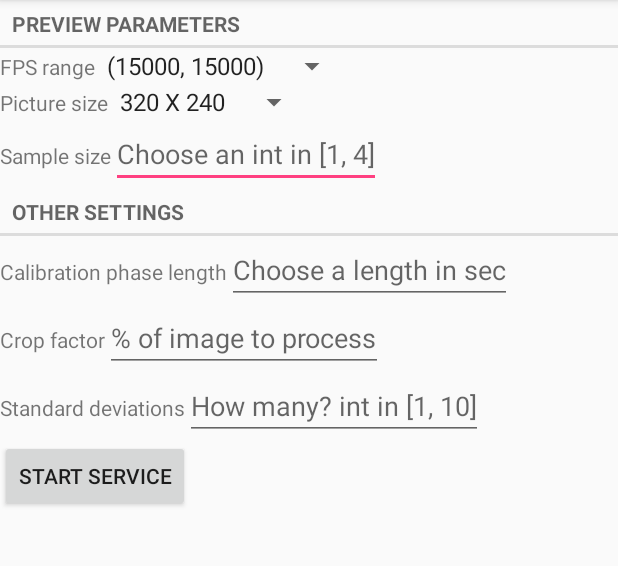
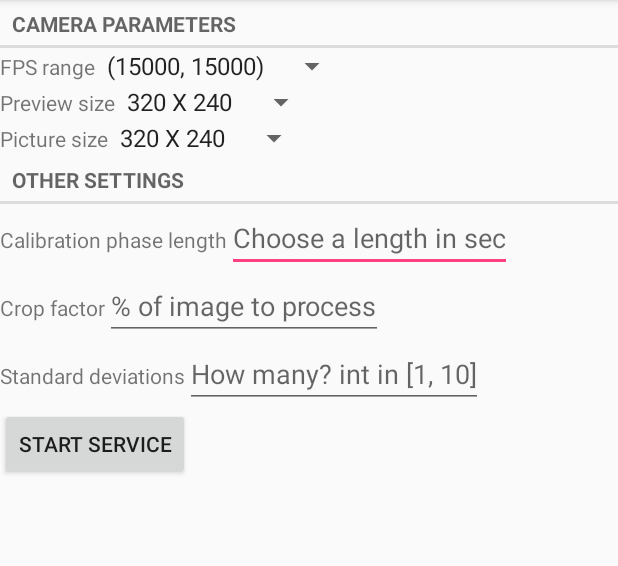
Before and after one commit to fairfriend92/MuonDetector, an Android app: the screen it shows after launch (MainActivity), on a phone screen of 412 x 824 dp, the part 84-650 px from its top. Run offline under Robolectric (Android 15) with nearby library versions, the phone set to English and light mode, and no system bars; 4 statements that could not run were skipped.

Commit message:
Nuovo branch

```diff
--- a/app/src/main/java/com/example/muondetector/Constants.java
+++ b/app/src/main/java/com/example/muondetector/Constants.java
@@ -8,30 +8,39 @@ class Constants {
     static int FRAME_RATE_MIN = 0;
     static int PREVIEW_WIDTH = 0;
     static int PREVIEW_HEIGHT = 0;
-    static int SCALED_WIDTH = 0;
-    static int SCALED_HEIGHT = 0;
-    static int IN_SAMPLE_SIZE = 0;
+    static int PICTURE_WIDTH = 0;
+    static int PICTURE_HEIGHT = 0;
     static int PREVIEW_IMAGE_SIZE = 0;
     static int NUM_OF_SAMPLES = 0;
     static int CALIBRATION_DURATION = 0;
     static float CROP_FACTOR = 100;
-    static int CROP_WIDTH = 0;
-    static int CROP_HEIGHT = 0;
+    static int CROP_PREVIEW_WIDTH = 0;
+    static int CROP_PREVIEW_HEIGHT = 0;
+    static int CROP_PICTURE_WIDTH = 0;
+    static int CROP_PICTURE_HEIGHT = 0;
     static int CROP_TOP_X = 0;
     static int CROP_TOP_Y = 0;
+    static int CROP_PIC_TOP_X = 0;
+    static int CROP_PIC_TOP_Y = 0;
     static int CROP_BOTTOM_X = 0;
     static int CROP_BOTTOM_Y = 0;
+    static int CROP_PIC_BOTTOM_X = 0;
+    static int CROP_PIC_BOTTOM_Y = 0;
     static int NUM_OF_SD = 5;
 
     static  void computeAdditionalValues() {
-        CROP_WIDTH = (int)(PREVIEW_WIDTH * CROP_FACTOR / 100);
-        CROP_HEIGHT = (int)(PREVIEW_HEIGHT * CROP_FACTOR / 100);
-        CROP_TOP_X = (PREVIEW_WIDTH - CROP_WIDTH) / 2;
-        CROP_TOP_Y = (PREVIEW_HEIGHT - CROP_HEIGHT) / 2;
-        CROP_BOTTOM_X = CROP_WIDTH + CROP_TOP_X;
-        CROP_BOTTOM_Y = CROP_HEIGHT + CROP_TOP_Y;
-        SCALED_WIDTH = CROP_WIDTH / IN_SAMPLE_SIZE;
-        SCALED_HEIGHT = CROP_HEIGHT / IN_SAMPLE_SIZE;
+        CROP_PREVIEW_WIDTH = (int)(PREVIEW_WIDTH * CROP_FACTOR / 100);
+        CROP_PREVIEW_HEIGHT = (int)(PREVIEW_HEIGHT * CROP_FACTOR / 100);
+        CROP_PICTURE_WIDTH = (int)(PICTURE_WIDTH * CROP_FACTOR / 100);
+        CROP_PICTURE_HEIGHT = (int)(PICTURE_HEIGHT * CROP_FACTOR / 100);
+        CROP_TOP_X = (PREVIEW_WIDTH - CROP_PREVIEW_WIDTH) / 2;
+        CROP_TOP_Y = (PREVIEW_HEIGHT - CROP_PREVIEW_HEIGHT) / 2;
+        CROP_PIC_TOP_X = (PICTURE_WIDTH - CROP_PICTURE_WIDTH) / 2;
+        CROP_PIC_TOP_Y = (PICTURE_HEIGHT - CROP_PICTURE_HEIGHT) / 2;
+        CROP_BOTTOM_X = CROP_PREVIEW_WIDTH + CROP_TOP_X;
+        CROP_BOTTOM_Y = CROP_PREVIEW_HEIGHT + CROP_TOP_Y;
+        CROP_PIC_BOTTOM_X = CROP_PICTURE_WIDTH + CROP_PIC_TOP_X;
+        CROP_PIC_BOTTOM_Y = CROP_PICTURE_HEIGHT + CROP_PIC_TOP_Y;
         PREVIEW_IMAGE_SIZE = Constants.PREVIEW_WIDTH * Constants.PREVIEW_HEIGHT * ImageFormat.getBitsPerPixel(ImageFormat.NV21);
         NUM_OF_SAMPLES = FRAME_RATE_MIN * CALIBRATION_DURATION;
     }
--- a/app/src/main/java/com/example/muondetector/MainActivity.java
+++ b/app/src/main/java/com/example/muondetector/MainActivity.java
@@ -124,9 +124,9 @@ public class MainActivity extends AppCompatActivity {
     SurfaceView preview;
     SurfaceHolder previewHolder;
     List<int[]> supportedPreviewFpsRange;
-    List<Camera.Size> supportedPictureSizes;
-    Spinner fpsRangeSpinner, pictureSizeSpinner;
-    EditText editSampleSize = null, editCalibrationDuration = null, editCropFactor = null, editNumOfSd = null;
+    List<Camera.Size> supportedPreviewSize, supportedPictureSize;
+    Spinner fpsRangeSpinner, previewSizeSpinner, pictureSizeSpinner;
+    EditText editCalibrationDuration = null, editCropFactor = null, editNumOfSd = null;
 
     @Override
     protected void onCreate(Bundle savedInstanceState) {
@@ -150,11 +150,14 @@ public class MainActivity extends AppCompatActivity {
         Camera tmpCamera = Camera.open(); // Camera object used solely to retrieve info about the camera parameters
         Camera.Parameters parameters = tmpCamera.getParameters();
         supportedPreviewFpsRange = parameters.getSupportedPreviewFpsRange();
-        supportedPictureSizes = parameters.getSupportedPictureSizes();
+        supportedPreviewSize = parameters.getSupportedPreviewSizes();
+        supportedPictureSize = parameters.getSupportedPictureSizes();
         Constants.FRAME_RATE_MIN = supportedPreviewFpsRange.get(0)[0] / 1000;
         Constants.FRAME_RATE = supportedPreviewFpsRange.get(0)[1] / 1000;
-        Constants.PREVIEW_WIDTH = supportedPictureSizes.get(0).width;
-        Constants.PREVIEW_HEIGHT = supportedPictureSizes.get(0).height;
+        Constants.PREVIEW_WIDTH = supportedPreviewSize.get(0).width;
+        Constants.PREVIEW_HEIGHT = supportedPreviewSize.get(0).height;
+        Constants.PICTURE_WIDTH = supportedPictureSize.get(0).width;
+        Constants.PICTURE_HEIGHT = supportedPictureSize.get(0).height;
         tmpCamera.release();
 
         // Populate a spinner with the supported FPS ranges
@@ -166,10 +169,19 @@ public class MainActivity extends AppCompatActivity {
         fpsRangeSpinner.setAdapter(fpsRangesArrayAdapter);
         fpsRangeSpinner.setOnItemSelectedListener(new SpinnerListener());
 
+        // Populate a spinner with the supported preview sizes
+        List<String> previewSizesString = new ArrayList<>(supportedPreviewSize.size());
+        for (int i = 0; i < supportedPreviewSize.size(); i++)
+            previewSizesString.add(supportedPreviewSize.get(i).width + " X " + supportedPreviewSize.get(i).height);
+        previewSizeSpinner = (Spinner) findViewById(R.id.preview_size_spinner);
+        ArrayAdapter<String> previewSizesArrayAdapter = new ArrayAdapter<>(this, android.R.layout.simple_spinner_item, previewSizesString);
+        previewSizeSpinner.setAdapter(previewSizesArrayAdapter);
+        previewSizeSpinner.setOnItemSelectedListener(new SpinnerListener());
+
         // Populate a spinner with the supported picture sizes
-        List<String> pictureSizesString = new ArrayList<>(supportedPictureSizes.size());
-        for (int i = 0; i < supportedPictureSizes.size(); i++)
-            pictureSizesString.add(supportedPictureSizes.get(i).width + " X " + supportedPictureSizes.get(i).height);
+        List<String> pictureSizesString = new ArrayList<>(supportedPictureSize.size());
+        for (int i = 0; i < supportedPictureSize.size(); i++)
+            pictureSizesString.add(supportedPictureSize.get(i).width + " X " + supportedPictureSize.get(i).height);
         pictureSizeSpinner = (Spinner) findViewById(R.id.picture_size_spinner);
         ArrayAdapter<String> pictureSizesArrayAdapter = new ArrayAdapter<>(this, android.R.layout.simple_spinner_item, pictureSizesString);
         pictureSizeSpinner.setAdapter(pictureSizesArrayAdapter);
@@ -177,7 +189,6 @@ public class MainActivity extends AppCompatActivity {
 
         /* [End of camera settings] */
 
-        editSampleSize = (EditText) findViewById(R.id.edit_in_sample_size);
         editCalibrationDuration = (EditText) findViewById(R.id.edit_calibration_duration);
         editCropFactor = (EditText) findViewById(R.id.edit_crop_factor);
         editNumOfSd = (EditText) findViewById(R.id.edit_num_of_sd);
@@ -193,19 +204,6 @@ public class MainActivity extends AppCompatActivity {
     String kernel;
 
     public void startService(View view) {
-        // Read from the editable box the sample size used to downscale the picture
-        try {
-            Constants.IN_SAMPLE_SIZE = Integer.parseInt(editSampleSize.getText().toString());
-        } catch (NumberFormatException e) {
-            Log.e("MainActivity", "editSampleSize does not contain a parsable string. Default value (1) is used");
-            Constants.IN_SAMPLE_SIZE = 1;
-        }
-        if (Constants.IN_SAMPLE_SIZE > 4 || Constants.IN_SAMPLE_SIZE == 0) { // If the number is out of range notifies the user and select the deafult value (1 - no downscale)
-            CharSequence text = "Wrong number for sample size. Will use 1.";
-            Toast.makeText(this, text, Toast.LENGTH_SHORT).show();
-            Constants.IN_SAMPLE_SIZE = 1;
-        }
-
         // Read the calibration phase length
         try {
             Constants.CALIBRATION_DURATION = Integer.parseInt(editCalibrationDuration.getText().toString());
@@ -268,9 +266,12 @@ public class MainActivity extends AppCompatActivity {
             if (parent.getId() == fpsRangeSpinner.getId()) {
                 Constants.FRAME_RATE_MIN = supportedPreviewFpsRange.get(position)[0] / 1000;
                 Constants.FRAME_RATE = supportedPreviewFpsRange.get(position)[1] / 1000;
+            } else if (parent.getId() == previewSizeSpinner.getId()) {
+                Constants.PREVIEW_WIDTH = supportedPreviewSize.get(position).width;
+                Constants.PREVIEW_HEIGHT = supportedPreviewSize.get(position).height;
             } else if (parent.getId() == pictureSizeSpinner.getId()) {
-                Constants.PREVIEW_WIDTH = supportedPictureSizes.get(position).width;
-                Constants.PREVIEW_HEIGHT = supportedPictureSizes.get(position).height;
+                Constants.PICTURE_WIDTH = supportedPictureSize.get(position).width;
+                Constants.PICTURE_HEIGHT = supportedPictureSize.get(position).height;
             }
         }
 
@@ -305,7 +306,6 @@ public class MainActivity extends AppCompatActivity {
     @Override
     protected void onDestroy() {
         super.onDestroy();
-        DetectorService.legacyCamera.release();
     }
 
     private class RendererRetriever implements Runnable {
--- a/app/src/main/res/layout/activity_main.xml
+++ b/app/src/main/res/layout/activity_main.xml
@@ -5,9 +5,9 @@
     android:layout_width="fill_parent"
     android:layout_height="wrap_content">
 
-    <TextView android:id="@+id/network_parameters"
+    <TextView android:id="@+id/camera_parameters"
         style="?android:attr/listSeparatorTextViewStyle"
-        android:text="@string/preview_parameters"
+        android:text="@string/camera_parameters"
         />
 
     <LinearLayout
@@ -32,13 +32,13 @@
         android:layout_weight="1"
         android:layout_width="wrap_content"
         android:layout_height="0dp">
-        <TextView android:id="@+id/picture_size"
+        <TextView android:id="@+id/preview_size"
             android:layout_width="wrap_content"
             android:layout_height="wrap_content"
-            android:text="@string/picture_size"
+            android:text="@string/preview_size"
             />
         <Spinner
-            android:id="@+id/picture_size_spinner"
+            android:id="@+id/preview_size_spinner"
             android:layout_width="wrap_content"
             android:layout_height="wrap_content"
             />
@@ -49,16 +49,15 @@
         android:layout_weight="1"
         android:layout_width="wrap_content"
         android:layout_height="0dp">
-        <TextView android:id="@+id/in_sample_size"
+        <TextView android:id="@+id/picture_size"
             android:layout_width="wrap_content"
             android:layout_height="wrap_content"
-            android:text="@string/in_sample_size"
+            android:text="@string/picture_size"
             />
-        <EditText android:id="@+id/edit_in_sample_size"
-            android:inputType="number"
+        <Spinner
+            android:id="@+id/picture_size_spinner"
             android:layout_width="wrap_content"
             android:layout_height="wrap_content"
-            android:hint="@string/edit_in_sample_size"
             />
     </LinearLayout>
 
--- a/app/src/main/res/values/strings.xml
+++ b/app/src/main/res/values/strings.xml
@@ -1,11 +1,10 @@
 <resources>
     <string name="app_name">MuonDetector</string>
-    <string name="preview_parameters">Preview parameters</string>
+    <string name="camera_parameters">Camera parameters</string>
     <string name="preview_fps_range">FPS range</string>
     <string name="start_service_button">Start service</string>
+    <string name="preview_size">Preview size</string>
     <string name="picture_size">Picture size</string>
-    <string name="edit_in_sample_size">Choose an int in [1, 4]</string>
-    <string name="in_sample_size">Sample size</string>
     <string name="calibration_duration">Calibration phase length</string>
     <string name="edit_calibration_duration">Choose a length in sec</string>
     <string name="other_settings">Other settings</string>
```
Also changed, not shown: app/src/main/java/com/example/muondetector/DetectorService.java (+48 -42 lines), 1 other file.
